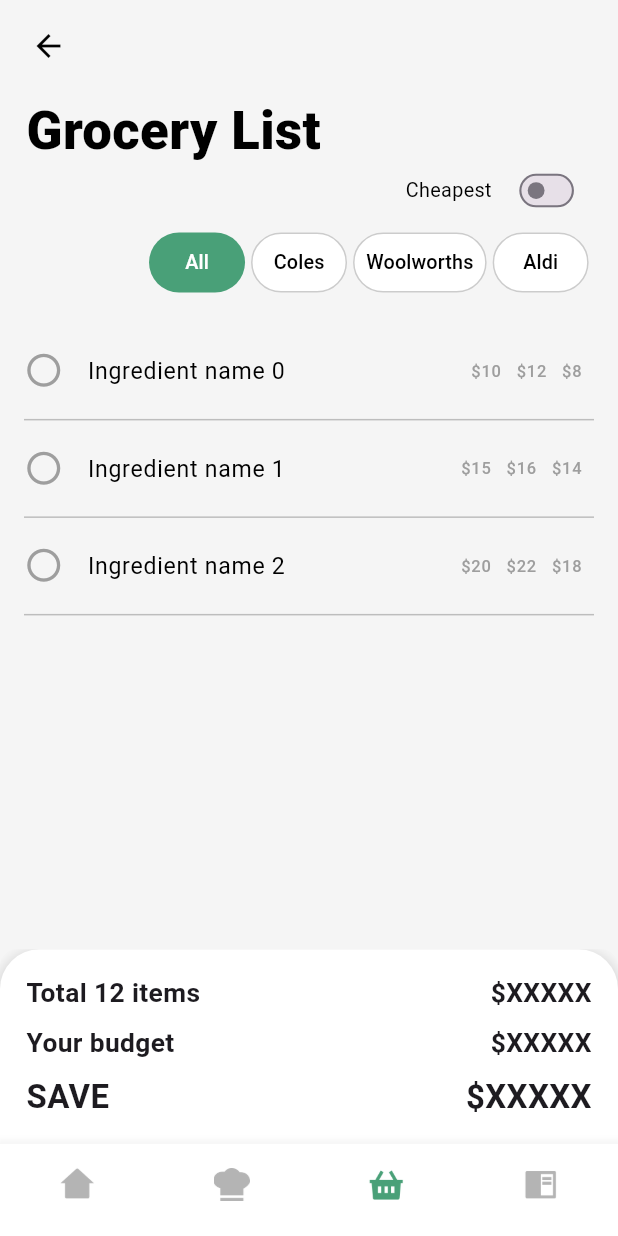
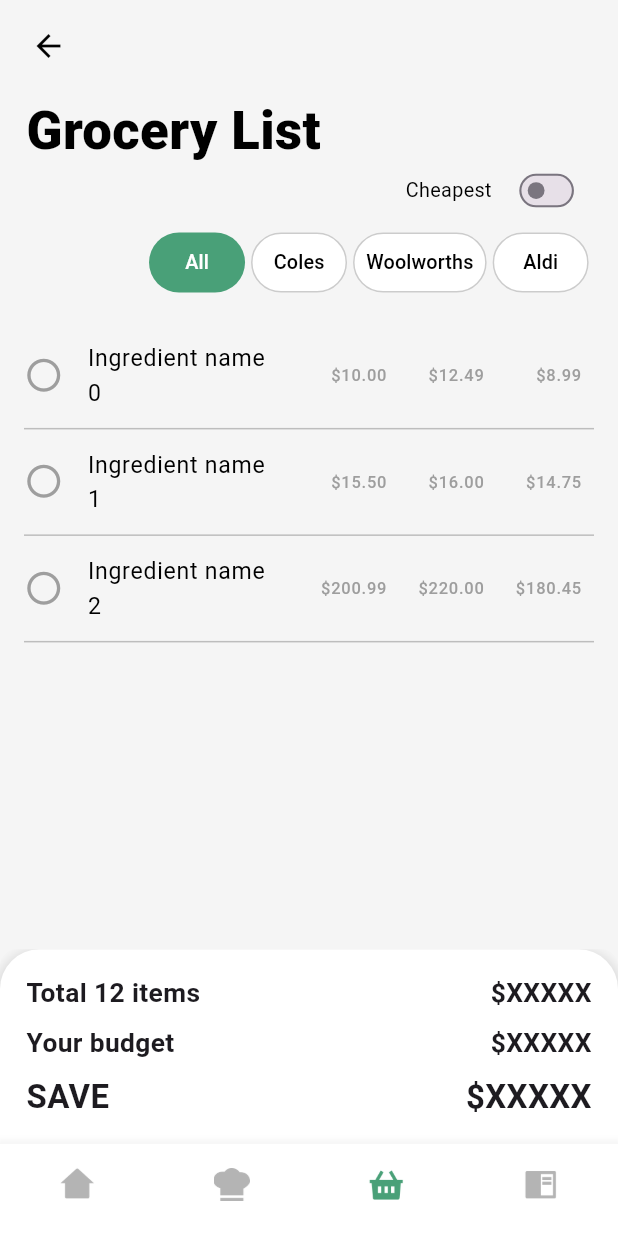
Before and after one commit to aadityayadav17/binarybandits, a Flutter app: the screen it shows once a user with an empty profile is signed in, item 3 of the bottom bar chosen, on a phone screen of 412 x 824 dp. Run offline on Flutter 3.47's test engine with Material 3 defaults, Android fonts, the phone set to English and light mode, and no system bars; our stand-ins replace country_code_picker, dropdown_button2, firebase_auth, firebase_core, firebase_database, google_fonts and 1 more; accounts and stored records are empty.

Commit message:
Grocery List (11/n) - Individual & All Price Listing

```diff
--- a/lib/screens/grocery_list_screen/grocery_list_screen.dart
+++ b/lib/screens/grocery_list_screen/grocery_list_screen.dart
@@ -37,12 +37,19 @@ class _GroceryListScreenState extends State<GroceryListScreen> {
     }
   }
 
+  // Prices are now stored as Strings, not doubles
   List<Map<String, String>> ingredientPrices = [
-    {"Coles": "\$10", "Woolworths": "\$12", "Aldi": "\$8"},
-    {"Coles": "\$15", "Woolworths": "\$16", "Aldi": "\$14"},
-    {"Coles": "\$20", "Woolworths": "\$22", "Aldi": "\$18"},
+    {"Coles": "10.00", "Woolworths": "12.49", "Aldi": "8.99"},
+    {"Coles": "15.50", "Woolworths": "16.00", "Aldi": "14.75"},
+    {"Coles": "200.99", "Woolworths": "220.00", "Aldi": "180.45"},
     // Add more items with prices for each store...
   ];
+
+// Since the prices are stored as Strings, just return the string values as they are
+  String formatPrice(String? price) {
+    if (price == null || price.isEmpty) return "None";
+    return "\$$price"; // Add the dollar sign before the price
+  }
 
   @override
   Widget build(BuildContext context) {
@@ -211,7 +218,7 @@ class _GroceryListScreenState extends State<GroceryListScreen> {
       itemBuilder: (context, index) {
         bool isSelected = _selectedIngredients[index] ?? false;
 
-        // Check if "All" tab is selected, display prices for all stores
+        // Check if "All" tab is selected, display prices for all stores in aligned columns
         if (selectedTab == "All") {
           return Column(
             children: [
@@ -257,19 +264,40 @@ class _GroceryListScreenState extends State<GroceryListScreen> {
                   trailing: Row(
                     mainAxisSize: MainAxisSize.min,
                     children: [
-                      Text(
-                        ingredientPrices[index]["Coles"] ?? "None",
-                        style: const TextStyle(color: Colors.grey),
+                      // Coles price, aligned to a fixed width
+                      SizedBox(
+                        width: proportionalWidth(
+                            context, 50), // Fixed width for Coles price
+                        child: Text(
+                          formatPrice(ingredientPrices[index]["Coles"]),
+                          style: const TextStyle(color: Colors.grey),
+                          textAlign: TextAlign
+                              .end, // Align to the right for consistency
+                        ),
                       ),
-                      SizedBox(width: 10),
-                      Text(
-                        ingredientPrices[index]["Woolworths"] ?? "None",
-                        style: const TextStyle(color: Colors.grey),
+                      SizedBox(width: 10), // Space between columns
+                      // Woolworths price, aligned to a fixed width
+                      SizedBox(
+                        width: proportionalWidth(
+                            context, 50), // Fixed width for Woolworths price
+                        child: Text(
+                          formatPrice(ingredientPrices[index]["Woolworths"]),
+                          style: const TextStyle(color: Colors.grey),
+                          textAlign: TextAlign
+                              .end, // Align to the right for consistency
+                        ),
                       ),
-                      SizedBox(width: 10),
-                      Text(
-                        ingredientPrices[index]["Aldi"] ?? "None",
-                        style: const TextStyle(color: Colors.grey),
+                      SizedBox(width: 10), // Space between columns
+                      // Aldi price, aligned to a fixed width
+                      SizedBox(
+                        width: proportionalWidth(
+                            context, 50), // Fixed width for Aldi price
+                        child: Text(
+                          formatPrice(ingredientPrices[index]["Aldi"]),
+                          style: const TextStyle(color: Colors.grey),
+                          textAlign: TextAlign
+                              .end, // Align to the right for consistency
+                        ),
                       ),
                     ],
                   ),
@@ -287,7 +315,7 @@ class _GroceryListScreenState extends State<GroceryListScreen> {
         } else {
           // For individual store tabs (Coles, Woolworths, Aldi), display only one price
           String displayedPrice =
-              ingredientPrices[index][selectedTab] ?? "None";
+              formatPrice(ingredientPrices[index][selectedTab]);
 
           return Column(
             children: [
```
